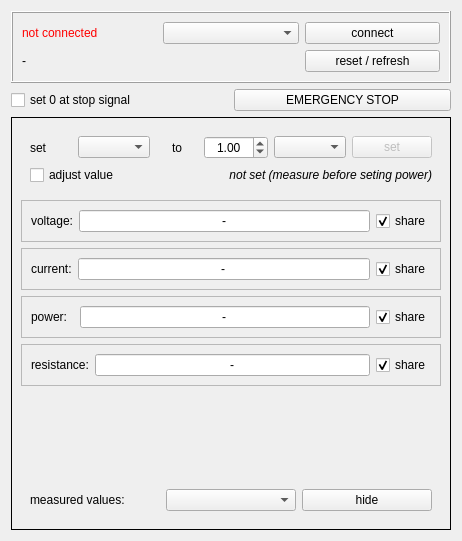
bchjoerni/mlab, file eaps8000usbwindow.ui: the form before one commit.
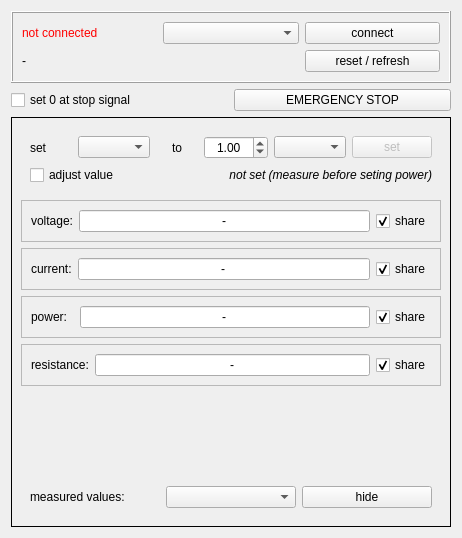
The form after the commit.

```diff
--- a/eaps8000usbwindow.ui
+++ b/eaps8000usbwindow.ui
@@ -7,7 +7,7 @@
     <x>0</x>
     <y>0</y>
     <width>462</width>
-    <height>541</height>
+    <height>538</height>
    </rect>
   </property>
   <property name="windowTitle">
```
